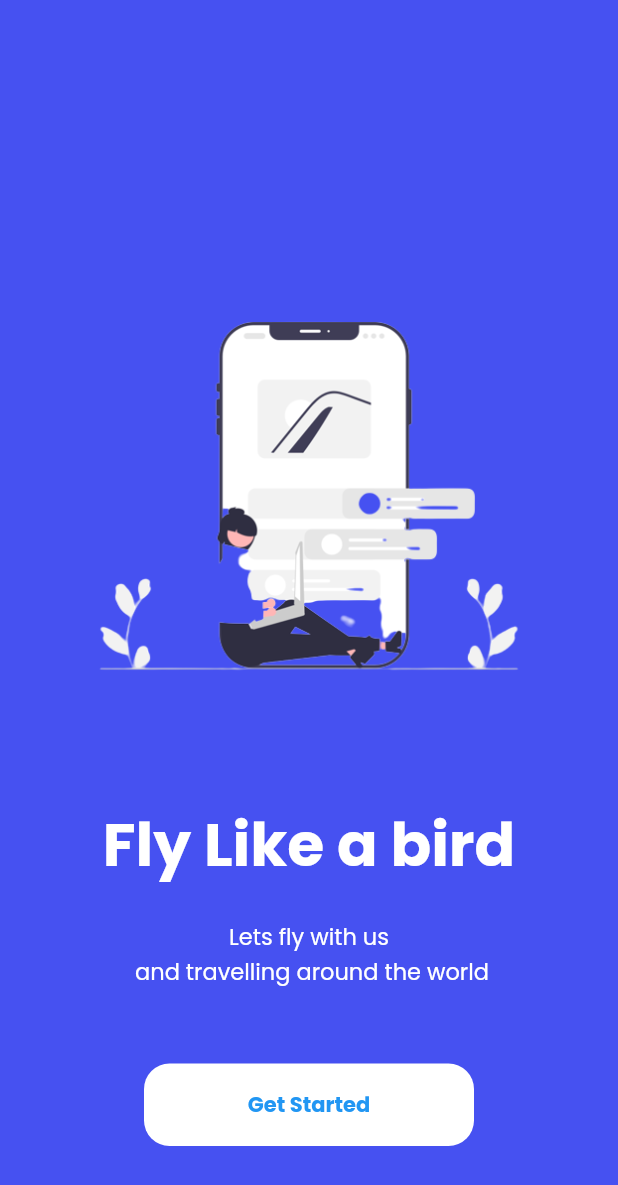
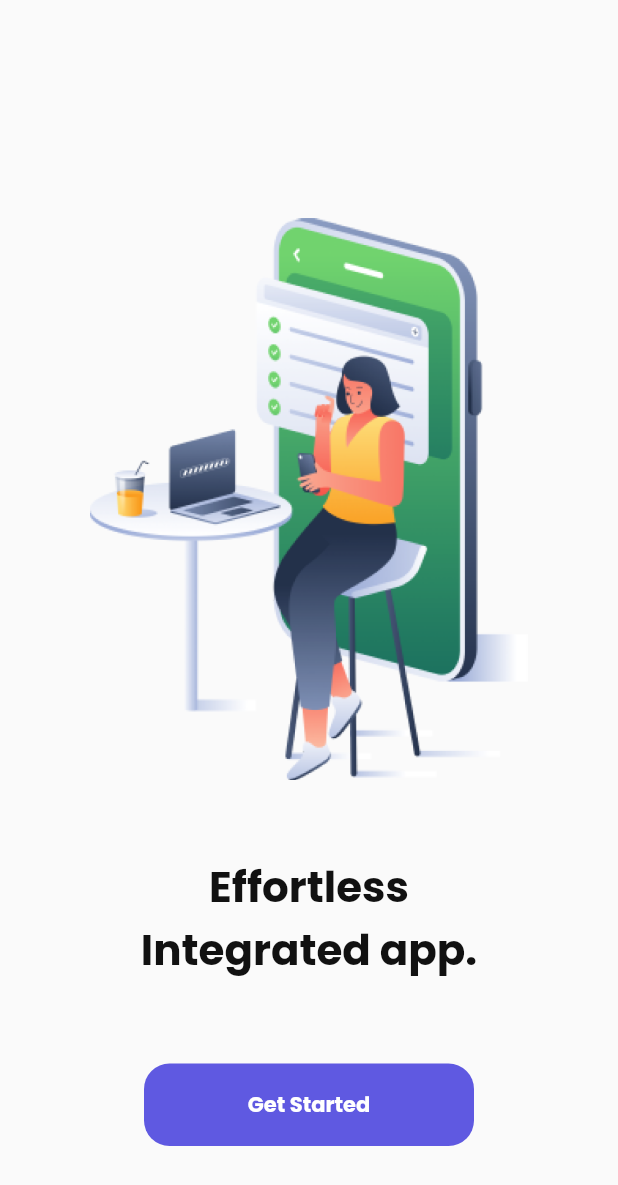
Before and after one commit to space-stronaut/plane_ui, a Flutter app: the screen it shows after launch, on a phone screen of 412 x 824 dp. Shown: the top 1185 px of the screen. Run offline on Flutter 3.47's test engine with Material 2 defaults, Android fonts, the phone set to English and light mode, and no system bars; our stand-ins replace google_fonts.

Commit message:
add http

```diff
--- a/lib/home.dart
+++ b/lib/home.dart
@@ -2,15 +2,16 @@ import 'package:flutter/material.dart';
 import 'package:google_fonts/google_fonts.dart';
 
 void main() {
-  runApp(HomeScreen());
+  runApp(const HomeScreen());
 }
 
 class HomeScreen extends StatelessWidget {
+  const HomeScreen({Key? key}) : super(key: key);
+
   @override
   Widget build(BuildContext context) {
     return MaterialApp(
       home: Scaffold(
-        backgroundColor: const Color.fromARGB(255, 70, 81, 241),
         body: Container(
           padding: const EdgeInsets.all(20.0),
           alignment: Alignment.center,
@@ -22,41 +23,42 @@ class HomeScreen extends StatelessWidget {
                   children: [
                     Container(
                       width: double.infinity,
-                      height: 405,
+                      height: 375,
                       decoration: const BoxDecoration(
                           image: DecorationImage(
-                              image: AssetImage('images/splash.png'))),
+                              image: AssetImage('images/splas.png'))),
+                    ),
+                    const SizedBox(
+                      height: 50.0,
                     ),
                     Text(
-                      "Fly Like a bird",
+                      "Effortless\nIntegrated app.",
+                      textAlign: TextAlign.center,
                       style: GoogleFonts.poppins(
-                          fontSize: 40.0,
+                          fontSize: 28.0,
                           fontWeight: FontWeight.bold,
-                          color: Colors.white),
+                          color: const Color.fromRGBO(17, 17, 17, 1)),
                     ),
                     const SizedBox(
-                      height: 20.0,
-                    ),
-                    Text(
-                      "Lets fly with us\n and travelling around the world",
-                      textAlign: TextAlign.center,
-                      style: GoogleFonts.poppins(
-                          color: Colors.white, fontSize: 15.0),
+                      height: 5.0,
                     ),
                     Container(
                       width: 220,
                       margin: const EdgeInsets.fromLTRB(0.0, 50.0, 0.0, 40.0),
                       height: 55,
                       child: TextButton(
-                        onPressed: () {},
+                        onPressed: () {
+                          Navigator.pushNamed(context, '/login');
+                        },
                         style: TextButton.styleFrom(
-                            backgroundColor: Colors.white,
+                            backgroundColor:
+                                const Color.fromRGBO(95, 89, 225, 1),
                             shape: RoundedRectangleBorder(
                                 borderRadius: BorderRadius.circular(17.0))),
                         child: Text(
                           'Get Started',
-                          style:
-                              GoogleFonts.poppins(fontWeight: FontWeight.bold),
+                          style: GoogleFonts.poppins(
+                              fontWeight: FontWeight.bold, color: Colors.white),
                         ),
                       ),
                     )
--- a/pubspec.yaml
+++ b/pubspec.yaml
@@ -35,6 +35,7 @@ dependencies:
   # Use with the CupertinoIcons class for iOS style icons.
   cupertino_icons: ^1.0.2
   google_fonts: ^2.3.1
+  http: ^0.13.4
 
 dev_dependencies:
   flutter_test:
@@ -63,6 +64,7 @@ flutter:
     - google_fonts/
     - images/home.png
     - images/splash.png
+    - images/splas.png
 
   # An image asset can refer to one or more resolution-specific "variants", see
   # https://flutter.dev/assets-and-images/#resolution-aware.
```
Also changed, not shown: images/splas.png (added), pubspec.lock.
